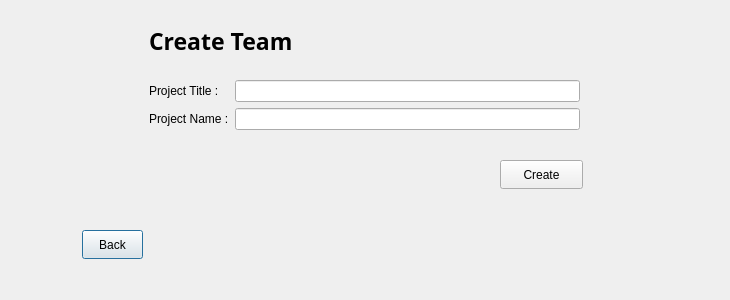
Above: Project_Ap/createproject.ui from Hasansaberifar/AP_Prozhe before the change. Below: the same form after it.
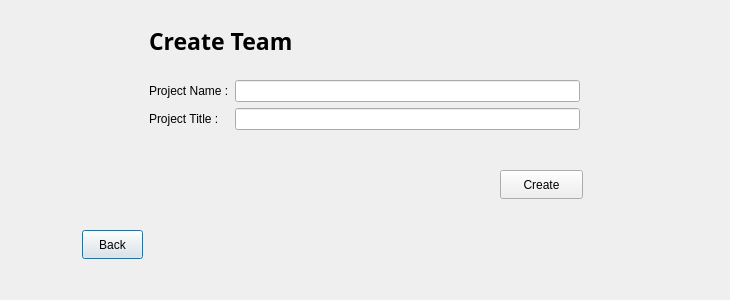
That is the form after the change.

Commit message: Create Project fixed

The edit to the form file:
```diff
--- a/Project_Ap/createproject.ui
+++ b/Project_Ap/createproject.ui
@@ -56,14 +56,14 @@
     </rect>
    </property>
    <layout class="QFormLayout" name="formLayout">
-    <item row="0" column="0">
+    <item row="1" column="0">
      <widget class="QLabel" name="label_2">
       <property name="text">
        <string>Project Title : </string>
       </property>
      </widget>
     </item>
-    <item row="1" column="0">
+    <item row="0" column="0">
      <widget class="QLabel" name="label_3">
       <property name="text">
        <string>Project Name :</string>
@@ -71,18 +71,18 @@
      </widget>
     </item>
     <item row="0" column="1">
-     <widget class="QLineEdit" name="TitleProject"/>
-    </item>
-    <item row="1" column="1">
      <widget class="QLineEdit" name="ProjectName"/>
     </item>
+    <item row="1" column="1">
+     <widget class="QLineEdit" name="TitleProject"/>
+    </item>
    </layout>
   </widget>
   <widget class="QPushButton" name="pushButton_2">
    <property name="geometry">
     <rect>
      <x>500</x>
-     <y>160</y>
+     <y>170</y>
      <width>83</width>
      <height>29</height>
     </rect>
```
The commit also changes 8 other files.
